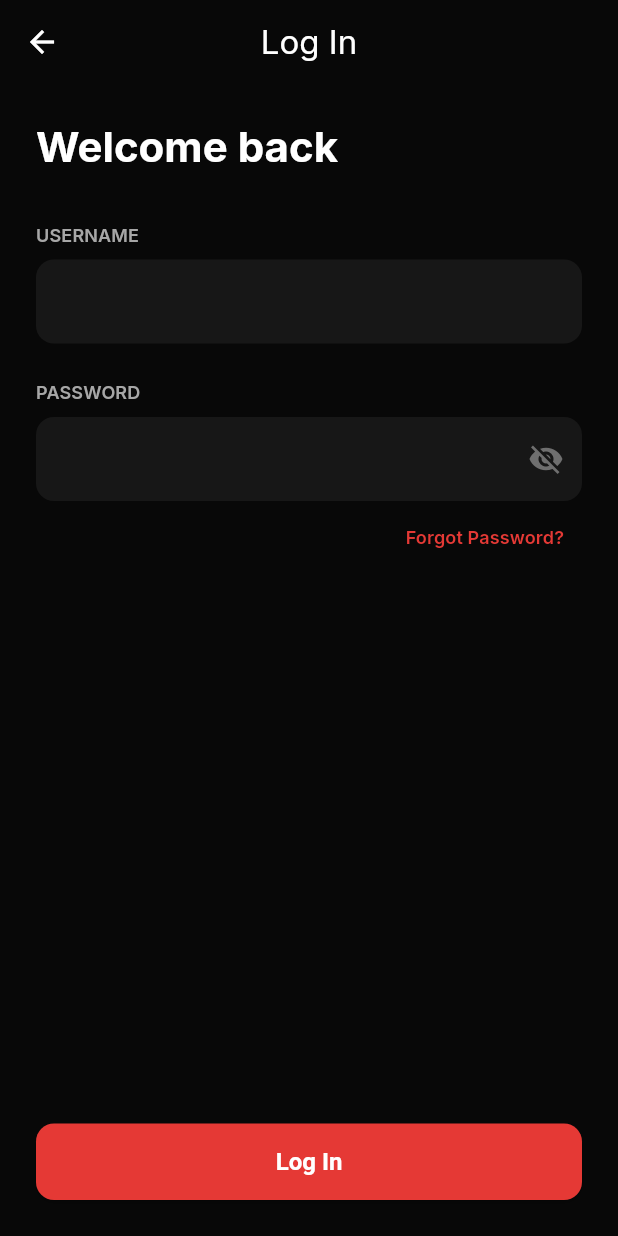
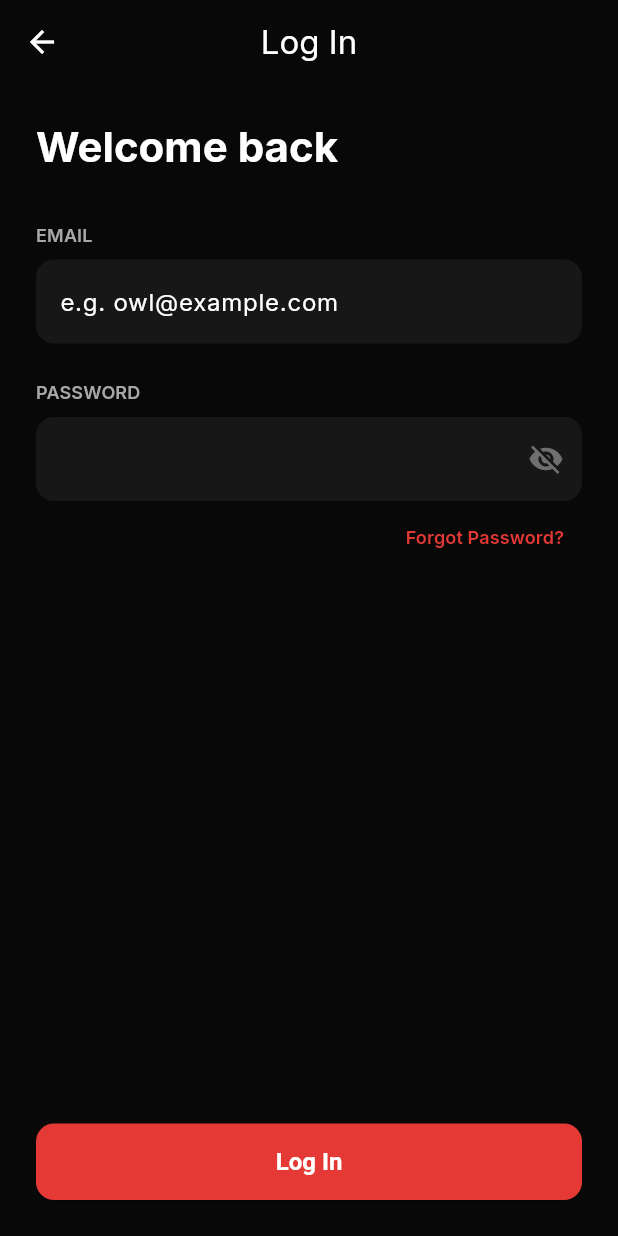
Before and after one commit to m-Affan55/CYO, a Flutter app: the screen it shows after launch, after a tap on "Already have an account? Log In", on a phone screen of 412 x 824 dp. Run offline on Flutter 3.47's test engine with Material 3 defaults, Android fonts, the phone set to English and light mode, and no system bars; our stand-ins replace flutter_riverpod, go_router, google_fonts, shared_preferences; network calls fail.

Commit message:
use email now in login instead of username

```diff
--- a/frontend/lib/core/providers/auth_provider.dart
+++ b/frontend/lib/core/providers/auth_provider.dart
@@ -96,10 +96,10 @@ class AuthNotifier extends StateNotifier<AuthState> {
     }
   }
 
-  Future<void> login(String username, String password) async {
+  Future<void> login(String email, String password) async {
     state = state.copyWith(isLoading: true, error: null);
     try {
-      await _authService.login(username, password);
+      await _authService.login(email, password);
       final userData = await _authService.getMe();
       state = state.copyWith(
         isLoading: false,
--- a/frontend/lib/core/services/auth_service.dart
+++ b/frontend/lib/core/services/auth_service.dart
@@ -57,12 +57,12 @@ class AuthService {
     }
   }
 
-  Future<Map<String, dynamic>> login(String username, String password) async {
+  Future<Map<String, dynamic>> login(String email, String password) async {
     final response = await http.post(
       Uri.parse('${ApiService.baseUrl}/auth/login'),
       headers: {'Content-Type': 'application/json'},
       body: jsonEncode({
-        'username': username,
+        'email': email,
         'password': password,
       }),
     );
--- a/frontend/lib/features/auth/presentation/login_screen.dart
+++ b/frontend/lib/features/auth/presentation/login_screen.dart
@@ -13,29 +13,29 @@ class LoginScreen extends ConsumerStatefulWidget {
 }
 
 class _LoginScreenState extends ConsumerState<LoginScreen> {
-  final _usernameController = TextEditingController();
-  final _passwordController = TextEditingController();
+  final TextEditingController _emailController = TextEditingController();
+  final TextEditingController _passwordController = TextEditingController();
 
   bool _obscurePassword = true;
 
   @override
   void dispose() {
-    _usernameController.dispose();
+    _emailController.dispose();
     _passwordController.dispose();
     super.dispose();
   }
 
   void _login() async {
-    if (_usernameController.text.trim().isEmpty || _passwordController.text.isEmpty) {
+    if (_emailController.text.trim().isEmpty || _passwordController.text.isEmpty) {
       ScaffoldMessenger.of(context).showSnackBar(
-        const SnackBar(content: Text('Please enter username and password')),
+        const SnackBar(content: Text('Please enter email and password')),
       );
       return;
     }
 
     try {
       await ref.read(authProvider.notifier).login(
-        _usernameController.text.trim(),
+        _emailController.text.trim(),
         _passwordController.text,
       );
       if (mounted) {
@@ -77,15 +77,16 @@ class _LoginScreenState extends ConsumerState<LoginScreen> {
               ),
               const SizedBox(height: 32),
               Text(
-                'USERNAME',
+                'EMAIL',
                 style: Theme.of(context).textTheme.labelLarge?.copyWith(
                   color: AppTheme.textSecondary,
                 ),
               ),
               const SizedBox(height: 8),
               TextField(
-                controller: _usernameController,
+                controller: _emailController,
                 decoration: InputDecoration(
+                  hintText: 'e.g. owl@example.com',
                   filled: true,
                   fillColor: AppTheme.surfaceCharcoal,
                   border: OutlineInputBorder(
```
Also changed, not shown: 2 other files.
